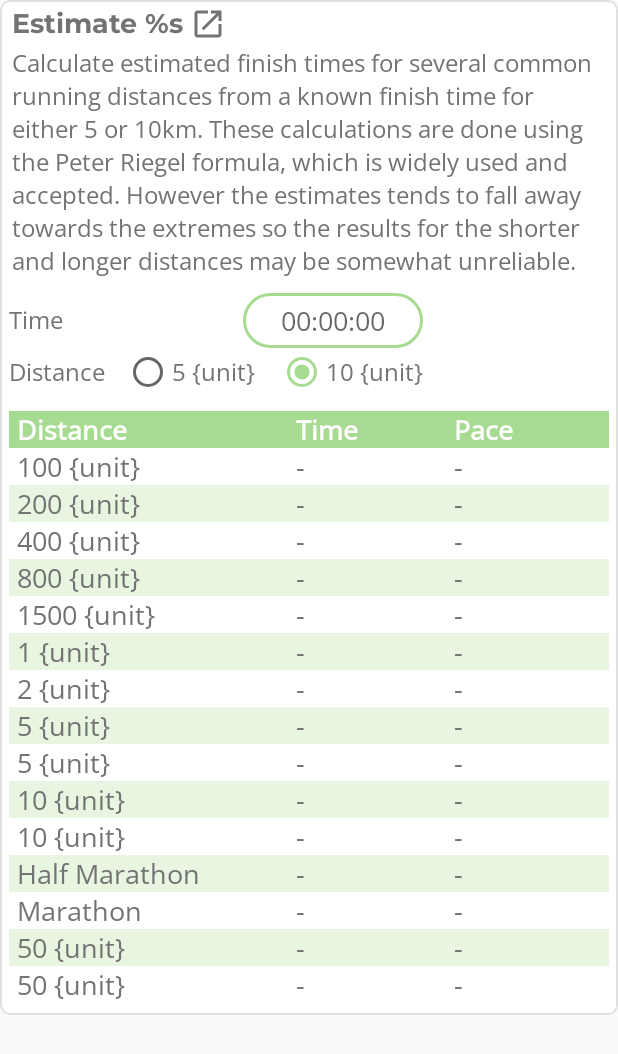
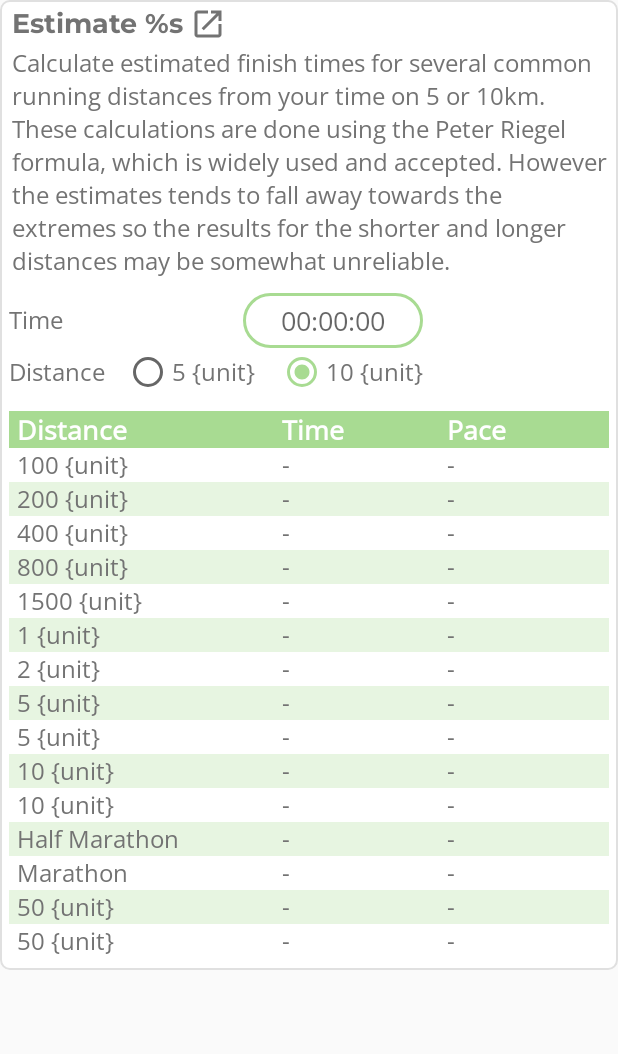
Before and after one commit to rnyholm/runcalc, an Android app: the layout finish_time_predictions_content_card.xml on its own in the app's theme, with its tools: preview values and no code run, on a phone screen of 412 x 824 dp. Shown: the top 1054 px of the screen. Run offline under Robolectric (Android 15) with nearby library versions, the phone set to English and light mode, and no system bars.

Commit message:
#38 Final touches on finish time predictions

```diff
--- a/app/src/main/java/ax/stardust/runcalc/function/Calculator.java
+++ b/app/src/main/java/ax/stardust/runcalc/function/Calculator.java
@@ -159,7 +159,7 @@ public class Calculator {
     }
 
     /**
-     * To calculate finish time predictions(incl. paces) from given distance and finish time for
+     * To calculate finish time predictions(including paces) from given distance and finish time for
      * that distance, which are combined in the string parameter in following pattern: 5k/10k|finish-time<br />
      * Example: 10k|45:34
      * Formula in use to calculate these predictions are the Peter Riegel formula which seems to be
--- a/app/src/main/res/layout/finish_time_predictions_content_card.xml
+++ b/app/src/main/res/layout/finish_time_predictions_content_card.xml
@@ -206,7 +206,7 @@
                 android:fontFamily="@font/open_sans"
                 android:text="@string/distance_100_unit"
                 android:textColor="@color/colorText"
-                android:textSize="18sp" />
+                android:textSize="16sp" />
 
             <TextView
                 android:id="@+id/finish_time_predictions_100m_time_tv"
@@ -215,7 +215,7 @@
                 android:fontFamily="@font/open_sans"
                 android:text="@string/default_distance_pace"
                 android:textColor="@color/colorText"
-                android:textSize="18sp" />
+                android:textSize="16sp" />
 
             <TextView
                 android:id="@+id/finish_time_predictions_100m_pace_tv"
@@ -224,7 +224,7 @@
                 android:fontFamily="@font/open_sans"
                 android:text="@string/default_distance_pace"
                 android:textColor="@color/colorText"
-                android:textSize="18sp" />
+                android:textSize="16sp" />
         </TableRow>
 
         <TableRow
@@ -242,7 +242,7 @@
                 android:fontFamily="@font/open_sans"
                 android:text="@string/distance_200_unit"
                 android:textColor="@color/colorText"
-                android:textSize="18sp" />
+                android:textSize="16sp" />
 
             <TextView
                 android:id="@+id/finish_time_predictions_200m_time_tv"
@@ -251,7 +251,7 @@
                 android:fontFamily="@font/open_sans"
                 android:text="@string/default_distance_pace"
                 android:textColor="@color/colorText"
-                android:textSize="18sp" />
+                android:textSize="16sp" />
 
             <TextView
                 android:id="@+id/finish_time_predictions_200m_pace_tv"
@@ -260,7 +260,7 @@
                 android:fontFamily="@font/open_sans"
                 android:text="@string/default_distance_pace"
                 android:textColor="@color/colorText"
-                android:textSize="18sp" />
+                android:textSize="16sp" />
         </TableRow>
 
         <TableRow
@@ -278,7 +278,7 @@
                 android:fontFamily="@font/open_sans"
                 android:text="@string/distance_400_unit"
                 android:textColor="@color/colorText"
-                android:textSize="18sp" />
+                android:textSize="16sp" />
 
             <TextView
                 android:id="@+id/finish_time_predictions_400m_time_tv"
@@ -287,7 +287,7 @@
                 android:fontFamily="@font/open_sans"
                 android:text="@string/default_distance_pace"
                 android:textColor="@color/colorText"
-                android:textSize="18sp" />
+                android:textSize="16sp" />
 
             <TextView
                 android:id="@+id/finish_time_predictions_400m_pace_tv"
@@ -296,7 +296,7 @@
                 android:fontFamily="@font/open_sans"
                 android:text="@string/default_distance_pace"
                 android:textColor="@color/colorText"
-                android:textSize="18sp" />
+                android:textSize="16sp" />
         </TableRow>
 
         <TableRow
@@ -314,7 +314,7 @@
                 android:fontFamily="@font/open_sans"
                 android:text="@string/distance_800_unit"
                 android:textColor="@color/colorText"
-                android:textSize="18sp" />
+                android:textSize="16sp" />
 
             <TextView
                 android:id="@+id/finish_time_predictions_800m_time_tv"
@@ -323,7 +323,7 @@
                 android:fontFamily="@font/open_sans"
                 android:text="@string/default_distance_pace"
                 android:textColor="@color/colorText"
-                android:textSize="18sp" />
+                android:textSize="16sp" />
 
             <TextView
                 android:id="@+id/finish_time_predictions_800m_pace_tv"
@@ -332,7 +332,7 @@
                 android:fontFamily="@font/open_sans"
                 android:text="@string/default_distance_pace"
                 android:textColor="@color/colorText"
-                android:textSize="18sp" />
+                android:textSize="16sp" />
         </TableRow>
 
         <TableRow
@@ -350,7 +350,7 @@
                 android:fontFamily="@font/open_sans"
                 android:text="@string/distance_1500_unit"
                 android:textColor="@color/colorText"
-                android:textSize="18sp" />
+                android:textSize="16sp" />
 
             <TextView
                 android:id="@+id/finish_time_predictions_1500m_time_tv"
@@ -359,7 +359,7 @@
                 android:fontFamily="@font/open_sans"
                 android:text="@string/default_distance_pace"
                 android:textColor="@color/colorText"
-                android:textSize="18sp" />
+                android:textSize="16sp" />
 
             <TextView
                 android:id="@+id/finish_time_predictions_1500m_pace_tv"
@@ -368,7 +368,7 @@
                 android:fontFamily="@font/open_sans"
                 android:text="@string/default_distance_pace"
                 android:textColor="@color/colorText"
-                android:textSize="18sp" />
+                android:textSize="16sp" />
         </TableRow>
 
         <TableRow
@@ -386,7 +386,7 @@
                 android:fontFamily="@font/open_sans"
                 android:text="@string/distance_1_unit"
                 android:textColor="@color/colorText"
-                android:textSize="18sp" />
+                android:textSize="16sp" />
 
             <TextView
                 android:id="@+id/finish_time_predictions_1mi_time_tv"
@@ -395,7 +395,7 @@
                 android:fontFamily="@font/open_sans"
                 android:text="@string/default_distance_pace"
                 android:textColor="@color/colorText"
-                android:textSize="18sp" />
+                android:textSize="16sp" />
 
             <TextView
                 android:id="@+id/finish_time_predictions_1mi_pace_tv"
@@ -404,7 +404,7 @@
                 android:fontFamily="@font/open_sans"
                 android:text="@string/default_distance_pace"
                 android:textColor="@color/colorText"
-                android:textSize="18sp" />
+                android:textSize="16sp" />
         </TableRow>
 
         <TableRow
@@ -422,7 +422,7 @@
                 android:fontFamily="@font/open_sans"
                 android:text="@string/distance_2_unit"
                 android:textColor="@color/colorText"
-                android:textSize="18sp" />
+                android:textSize="16sp" />
 
             <TextView
                 android:id="@+id/finish_time_predictions_2mi_time_tv"
@@ -431,7 +431,7 @@
                 android:fontFamily="@font/open_sans"
                 android:text="@string/default_distance_pace"
                 android:textColor="@color/colorText"
-                android:textSize="18sp" />
+                android:textSize="16sp" />
 
             <TextView
                 android:id="@+id/finish_time_predictions_2mi_pace_tv"
@@ -440,7 +440,7 @@
                 android:fontFamily="@font/open_sans"
                 android:text="@string/default_distance_pace"
                 android:textColor="@color/colorText"
-                android:textSize="18sp" />
+                android:textSize="16sp" />
         </TableRow>
 
         <TableRow
@@ -458,7 +458,7 @@
                 android:fontFamily="@font/open_sans"
                 android:text="@string/distance_5_unit"
                 android:textColor="@color/colorText"
-                android:textSize="18sp" />
+                android:textSize="16sp" />
 
             <TextView
                 android:id="@+id/finish_time_predictions_5km_time_tv"
@@ -467,7 +467,7 @@
                 android:fontFamily="@font/open_sans"
                 android:text="@string/default_distance_pace"
                 android:textColor="@color/colorText"
-                android:textSize="18sp" />
+                android:textSize="16sp" />
 
             <TextView
                 android:id="@+id/finish_time_predictions_5km_pace_tv"
@@ -476,7 +476,7 @@
                 android:fontFamily="@font/open_sans"
                 android:text="@string/default_distance_pace"
                 android:textColor="@color/colorText"
-                android:textSize="18sp" />
+                android:textSize="16sp" />
         </TableRow>
 
         <TableRow
@@ -494,7 +494,7 @@
                 android:fontFamily="@font/open_sans"
                 android:text="@string/distance_5_unit"
                 android:textColor="@color/colorText"
-                android:textSize="18sp" />
+                android:textSize="16sp" />
 
             <TextView
                 android:id="@+id/finish_time_predictions_5mi_time_tv"
@@ -503,7 +503,7 @@
                 android:fontFamily="@font/open_sans"
                 android:text="@string/default_distance_pace"
                 android:textColor="@color/colorText"
-                android:textSize="18sp" />
+                android:textSize="16sp" />
 
             <TextView
                 android:id="@+id/finish_time_predictions_5mi_pace_tv"
@@ -512,7 +512,7 @@
                 android:fontFamily="@font/open_sans"
                 android:text="@string/default_distance_pace"
                 android:textColor="@color/colorText"
-                android:textSize="18sp" />
+                android:textSize="16sp" />
         </TableRow>
 
         <TableRow
@@ -530,7 +530,7 @@
                 android:fontFamily="@font/open_sans"
                 android:text="@string/distance_10_unit"
                 android:textColor="@color/colorText"
-                android:textSize="18sp" />
+                android:textSize="16sp" />
 
             <TextView
                 android:id="@+id/finish_time_predictions_10km_time_tv"
@@ -539,7 +539,7 @@
                 android:fontFamily="@font/open_sans"
                 android:text="@string/default_distance_pace"
                 android:textColor="@color/colorText"
-                android:textSize="18sp" />
+                android:textSize="16sp" />
 
             <TextView
                 android:id="@+id/finish_time_predictions_10km_pace_tv"
@@ -548,7 +548,7 @@
                 android:fontFamily="@font/open_sans"
                 android:text="@string/default_distance_pace"
                 android:textColor="@color/colorText"
-                android:textSize="18sp" />
+                android:textSize="16sp" />
         </TableRow>
 
         <TableRow
@@ -566,7 +566,7 @@
                 android:fontFamily="@font/open_sans"
                 android:text="@string/distance_10_unit"
                 android:textColor="@color/colorText"
-                android:textSize="18sp" />
+                android:textSize="16sp" />
 
             <TextView
                 android:id="@+id/finish_time_predictions_10mi_time_tv"
@@ -575,7 +575,7 @@
                 android:fontFamily="@font/open_sans"
                 android:text="@string/default_distance_pace"
                 android:textColor="@color/colorText"
-                android:textSize="18sp" />
+                android:textSize="16sp" />
 
             <TextView
                 android:id="@+id/finish_time_predictions_10mi_pace_tv"
@@ -584,7 +584,7 @@
                 android:fontFamily="@font/open_sans"
                 android:text="@string/default_distance_pace"
                 android:textColor="@color/colorText"
-                android:textSize="18sp" />
+                android:textSize="16sp" />
         </TableRow>
 
         <TableRow
@@ -602,7 +602,7 @@
                 android:fontFamily="@font/open_sans"
                 android:text="@string/distance_half_marathon"
                 android:textColor="@color/colorText"
-                android:textSize="18sp" />
+                android:textSize="16sp" />
 
             <TextView
                 android:id="@+id/finish_time_predictions_half_marathon_time_tv"
@@ -611,7 +611,7 @@
                 android:fontFamily="@font/open_sans"
                 android:text="@string/default_distance_pace"
                 android:textColor="@color/colorText"
-                android:textSize="18sp" />
+                android:textSize="16sp" />
 
             <TextView
                 android:id="@+id/finish_time_predictions_half_marathon_pace_tv"
@@ -620,7 +620,7 @@
                 android:fontFamily="@font/open_sans"
                 android:text="@string/default_distance_pace"
                 android:textColor="@color/colorText"
-                android:textSize="18sp" />
+                android:textSize="16sp" />
         </TableRow>
 
         <TableRow
@@ -638,7 +638,7 @@
                 android:fontFamily="@font/open_sans"
                 android:text="@string/distance_marathon"
                 android:textColor="@color/colorText"
-                android:textSize="18sp" />
+                android:textSize="16sp" />
 
             <TextView
                 android:id="@+id/finish_time_predictions_marathon_time_tv"
@@ -647,7 +647,7 @@
                 android:fontFamily="@font/open_sans"
                 android:text="@string/default_distance_pace"
                 android:textColor="@color/colorText"
-                android:textSize="18sp" />
+                android:textSize="16sp" />
 
             <TextView
                 android:id="@+id/finish_time_predictions_marathon_pace_tv"
@@ -656,7 +656,7 @@
                 android:fontFamily="@font/open_sans"
                 android:text="@string/default_distance_pace"
                 android:textColor="@color/colorText"
-                android:textSize="18sp" />
+                android:textSize="16sp" />
         </TableRow>
 
         <TableRow
@@ -674,7 +674,7 @@
                 android:fontFamily="@font/open_sans"
                 android:text="@string/distance_50_unit"
                 android:textColor="@color/colorText"
-                android:textSize="18sp" />
+                android:textSize="16sp" />
 
             <TextView
                 android:id="@+id/finish_time_predictions_50km_time_tv"
@@ -683,7 +683,7 @@
                 android:fontFamily="@font/open_sans"
                 android:text="@string/default_distance_pace"
                 android:textColor="@color/colorText"
-                android:textSize="18sp" />
+                android:textSize="16sp" />
 
             <TextView
                 android:id="@+id/finish_time_predictions_50km_pace_tv"
@@ -692,7 +692,7 @@
                 android:fontFamily="@font/open_sans"
                 android:text="@string/default_distance_pace"
                 android:textColor="@color/colorText"
-                android:textSize="18sp" />
+                android:textSize="16sp" />
         </TableRow>
 
         <TableRow
@@ -710,7 +710,7 @@
                 android:fontFamily="@font/open_sans"
                 android:text="@string/distance_50_unit"
                 android:textColor="@color/colorText"
-                android:textSize="18sp" />
+                android:textSize="16sp" />
 
             <TextView
                 android:id="@+id/finish_time_predictions_50mi_time_tv"
@@ -719,7 +719,7 @@
                 android:fontFamily="@font/open_sans"
                 android:text="@string/default_distance_pace"
                 android:textColor="@color/colorText"
-                android:textSize="18sp" />
+                android:textSize="16sp" />
 
             <TextView
                 android:id="@+id/finish_time_predictions_50mi_pace_tv"
@@ -728,7 +728,7 @@
                 android:fontFamily="@font/open_sans"
                 android:text="@string/default_distance_pace"
                 android:textColor="@color/colorText"
-                android:textSize="18sp" />
+                android:textSize="16sp" />
         </TableRow>
     </TableLayout>
 
--- a/app/src/main/res/values/strings.xml
+++ b/app/src/main/res/values/strings.xml
@@ -40,7 +40,7 @@
     <!-- descriptions -->
     <string name="heart_rate_zones_description">Calculate your heart rate zones from your maximum heart rate or age combined with your resting heart rate and training experience. If age is used the maximum heart rate will be calculated as 220 - your age, which is a less accurate alternative. The resting heart rate is needed because the Karvonen method is used to calculate the different heart rate zones.</string>
     <string name="vo2max_estimate_description">Calculate an estimated VO2max by giving a cooper test result in meters.</string>
-    <string name="finish_time_predictions_description">Calculate estimated finish times for several common running distances from a known finish time for either 5 or 10km. These calculations are done using the Peter Riegel formula, which is widely used and accepted. However the estimates tends to fall away towards the extremes so the results for the shorter and longer distances may be somewhat unreliable.</string>
+    <string name="finish_time_predictions_description">Calculate estimated finish times for several common running distances from your time on 5 or 10km. These calculations are done using the Peter Riegel formula, which is widely used and accepted. However the estimates tends to fall away towards the extremes so the results for the shorter and longer distances may be somewhat unreliable.</string>
 
     <!-- hints -->
     <string name="hint_distance">Distance(%s)</string>
@@ -50,6 +50,7 @@
     <string name="age">Age</string>
     <string name="distance">Distance</string>
     <string name="experienced_runner">Experienced runner</string>
+    <string name="finish_times">Finish times</string>
     <string name="heart_rate_zone_5">HR-zone 5</string>
     <string name="heart_rate_zone_4">HR-zone 4</string>
     <string name="heart_rate_zone_3">HR-zone 3</string>
@@ -59,7 +60,6 @@
     <string name="pace">Pace</string>
     <string name="resting_heart_rate">Resting heart rate</string>
     <string name="time">Time</string>
-    <string name="finish_times">Finish times</string>
     <string name="vo2max" translatable="false">VO2max</string>
 
     <!-- distance -->
```
Also changed, not shown: 2 other files.
